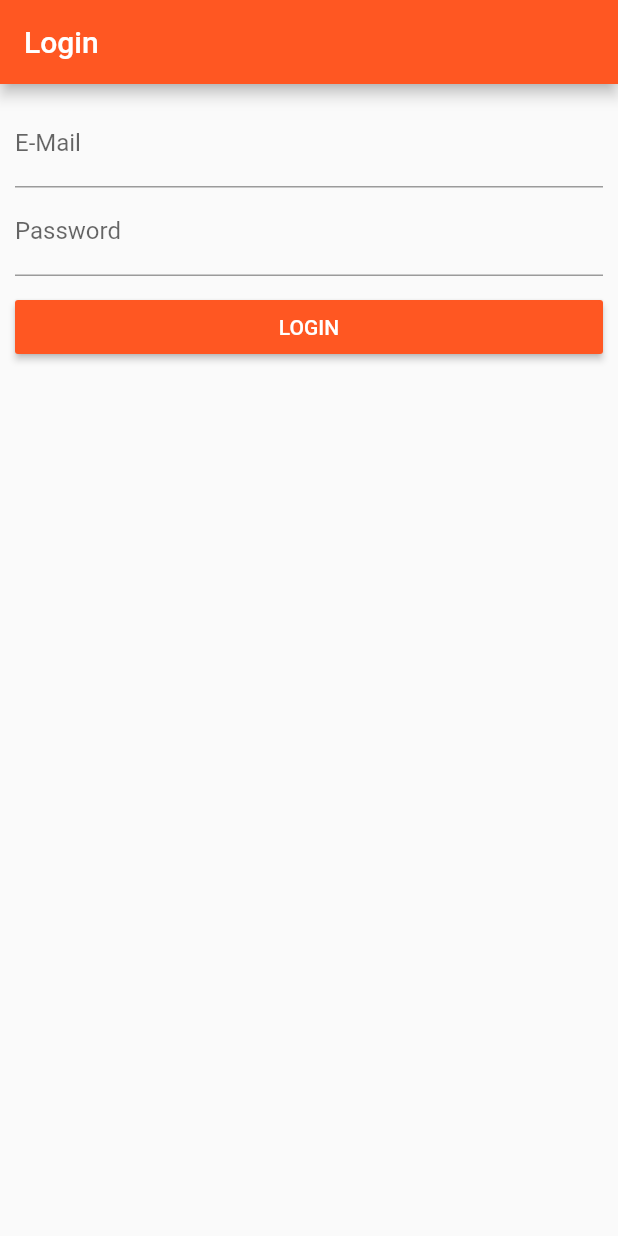
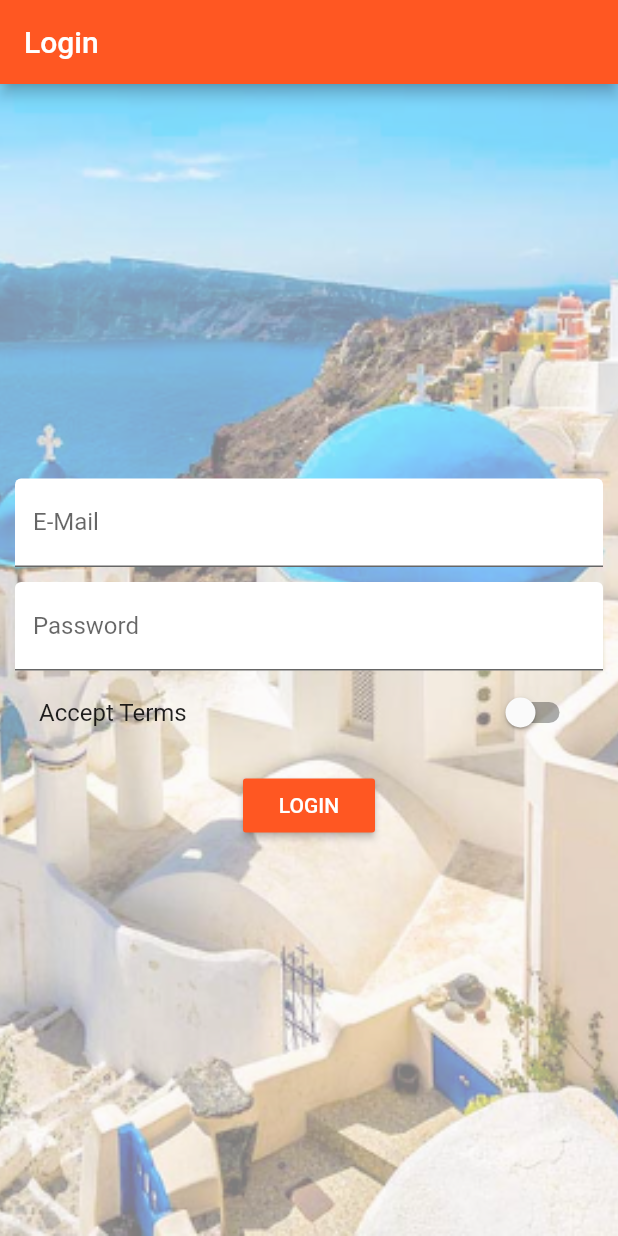
Before and after one commit to ascsg21/flutter_course, a Flutter app: the screen it shows after launch, on a phone screen of 412 x 824 dp. Run offline on Flutter 3.47's test engine with Material 2 defaults, Android fonts, the phone set to English and light mode, and no system bars.

Commit message:
12월 4일 commit

```diff
--- a/lib/pages/auth.dart
+++ b/lib/pages/auth.dart
@@ -10,6 +10,7 @@ class AuthPage extends StatefulWidget {
 class _AuthPageState extends State<AuthPage> {
   String _emailValue;
   String _passwordValue;
+  bool _acceptTerms = false;
 
   @override
   Widget build(BuildContext context) {
@@ -18,11 +19,24 @@ class _AuthPageState extends State<AuthPage> {
         title: Text('Login'),
       ),
       body: Container(
-        margin: EdgeInsets.all(10.0),
-        child: ListView(
+        decoration: BoxDecoration(
+          image: DecorationImage(
+            fit: BoxFit.cover,
+            colorFilter: ColorFilter.mode(
+                Colors.black.withOpacity(0.5), BlendMode.dstATop),
+            image: AssetImage('assets/background.png'),
+          ),
+        ),
+        padding: EdgeInsets.all(10.0),
+        child: Center(
+          child: SingleChildScrollView(
+            child: Column(
               children: <Widget>[
                 TextField(
-              decoration: InputDecoration(labelText: 'E-Mail'),
+                  decoration: InputDecoration(
+                      labelText: 'E-Mail',
+                      filled: true,
+                      fillColor: Colors.white),
                   keyboardType: TextInputType.emailAddress,
                   onChanged: (String value) {
                     setState(() {
@@ -30,14 +44,27 @@ class _AuthPageState extends State<AuthPage> {
                     });
                   },
                 ),
+                SizedBox(height: 10.0),
                 TextField(
-              decoration: InputDecoration(labelText: 'Password'),
+                  decoration: InputDecoration(
+                      labelText: 'Password',
+                      filled: true,
+                      fillColor: Colors.white),
                   obscureText: true,
                   onChanged: (String value) {
                     setState(() {
                       _passwordValue = value;
                     });
                   },
+                ),
+                SwitchListTile(
+                  value: _acceptTerms,
+                  onChanged: (bool value) {
+                    setState(() {
+                      _acceptTerms = value;
+                    });
+                  },
+                  title: Text('Accept Terms'),
                 ),
                 SizedBox(height: 10.0),
                 RaisedButton(
@@ -53,6 +80,8 @@ class _AuthPageState extends State<AuthPage> {
               ],
             ),
           ),
+        ),
+      ),
     );
   }
 }
--- a/lib/pages/products.dart
+++ b/lib/pages/products.dart
@@ -18,6 +18,7 @@ class ProductsPage extends StatelessWidget {
               title: Text('Choose'),
             ),
             ListTile(
+              leading: Icon(Icons.edit),
               title: Text('Manage Products'),
               onTap: () {
                 Navigator.pushReplacementNamed(context, '/admin');
--- a/lib/pages/products_admin.dart
+++ b/lib/pages/products_admin.dart
@@ -22,6 +22,7 @@ class ProductsAdminPage extends StatelessWidget {
                 title: Text('Choose'),
               ),
               ListTile(
+                leading: Icon(Icons.shop),
                 title: Text('All Products'),
                 onTap: () {
                   Navigator.pushReplacementNamed(context, '/products');
```
Also changed, not shown: lib/products.dart (+35 -1 lines), pubspec.yaml (+6 -4 lines), assets/Oswald-Bold.ttf (added), assets/background.png (added). Lines whose indentation alone changed are shown as unchanged.
